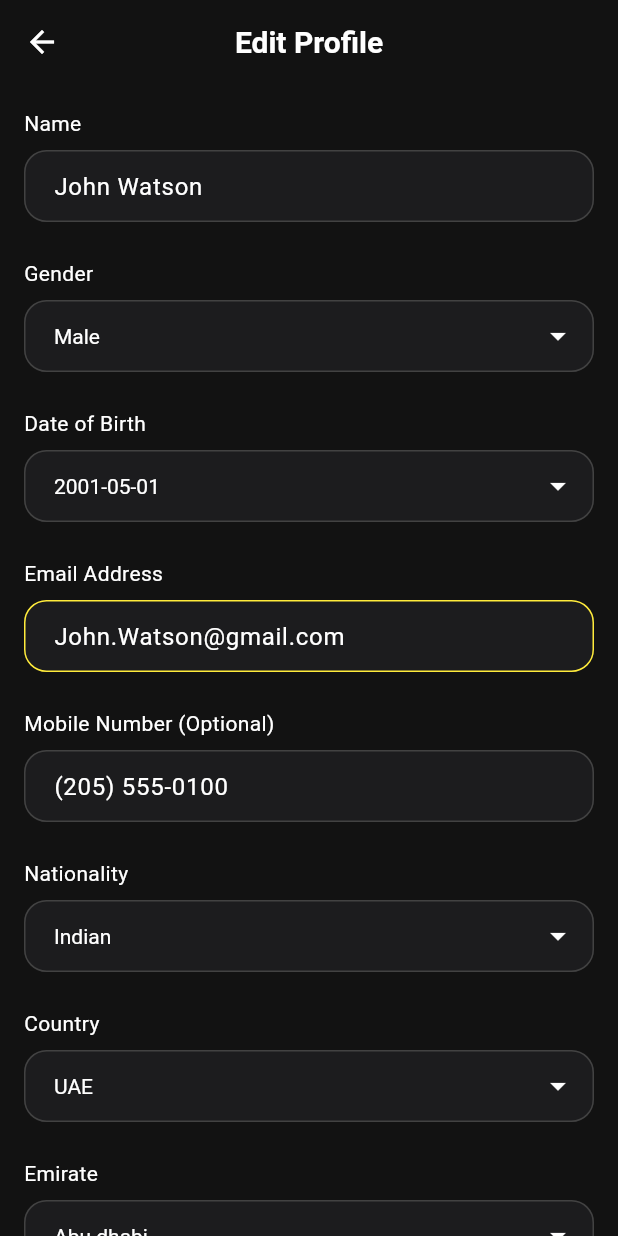
After one commit to kutubofficial/Hobeeme-Application, a Flutter app: the EditProfilePage screen opened directly, on a phone screen of 412 x 824 dp. The commit adds this screen. Run offline on Flutter 3.47's test engine with Material 3 defaults, Android fonts, the phone set to English and light mode, and no system bars; our stand-ins replace google_maps_flutter, shared_preferences, video_player; missing offline and left inert: google_maps_webservice; accounts and stored records are empty; Roboto replaces fonts that are missing (SF-Pro-Display).

Commit message:
added edit profile section

```diff
--- a/lib/auth/create_new_password.dart
+++ b/lib/auth/create_new_password.dart
@@ -1,5 +1,5 @@
 import 'package:flutter/material.dart';
-import 'package:task_two/auth/loginpage.dart';
+import 'package:Hobeeme/auth/loginpage.dart';
 import 'text_field.dart';
 
 class CreateNewPassword extends StatefulWidget {
--- a/lib/auth/forget_password.dart
+++ b/lib/auth/forget_password.dart
@@ -1,6 +1,6 @@
 import 'package:flutter/material.dart';
-import 'package:task_two/auth/loginpage.dart';
-import 'package:task_two/auth/verify_otp.dart';
+import 'package:Hobeeme/auth/loginpage.dart';
+import 'package:Hobeeme/auth/verify_otp.dart';
 import 'text_field.dart';
 
 class ForgetPassword extends StatefulWidget {
--- a/lib/auth/loginpage.dart
+++ b/lib/auth/loginpage.dart
@@ -1,6 +1,6 @@
 import 'package:flutter/material.dart';
-import 'package:task_two/auth/forget_password.dart';
-import 'package:task_two/auth/signup_page.dart';
+import 'package:Hobeeme/auth/forget_password.dart';
+import 'package:Hobeeme/auth/signup_page.dart';
 import 'text_field.dart';
 import 'social_button.dart';
 import '../pages/search_page.dart';
--- a/lib/auth/signup_page.dart
+++ b/lib/auth/signup_page.dart
@@ -1,5 +1,5 @@
 import 'package:flutter/material.dart';
-import 'package:task_two/auth/loginpage.dart';
+import 'package:Hobeeme/auth/loginpage.dart';
 import 'text_field.dart';
 import 'social_button.dart';
 import 'user_data_helper.dart';
--- a/lib/auth/verify_otp.dart
+++ b/lib/auth/verify_otp.dart
@@ -1,6 +1,6 @@
 import 'package:flutter/material.dart';
-import 'package:task_two/auth/create_new_password.dart';
-import 'package:task_two/auth/loginpage.dart';
+import 'package:Hobeeme/auth/create_new_password.dart';
+import 'package:Hobeeme/auth/loginpage.dart';
 import 'text_field.dart';
 
 class VerifyOtp extends StatefulWidget {
--- /dev/null
+++ b/lib/home/edit_profile_page.dart
@@ -0,0 +1,202 @@
+import 'package:flutter/material.dart';
+
+class EditProfilePage extends StatefulWidget {
+  const EditProfilePage({super.key});
+
+  @override
+  State<EditProfilePage> createState() => _EditProfilePageState();
+}
+
+class _EditProfilePageState extends State<EditProfilePage> {
+  String? _selectedGender = 'Male';
+  String? _selectedNationality = 'Indian';
+  String? _selectedCountry = 'UAE';
+  String? _selectedEmirate = 'Abu dhabi';
+
+  @override
+  Widget build(BuildContext context) {
+    return Scaffold(
+      backgroundColor: const Color(0xFF121212),
+      appBar: AppBar(
+        backgroundColor: Colors.transparent,
+        elevation: 0,
+        leading: IconButton(
+          icon: const Icon(Icons.arrow_back, color: Colors.white),
+          onPressed: () => Navigator.of(context).pop(),
+        ),
+        title: const Text('Edit Profile',
+            style: TextStyle(
+                color: Colors.white,
+                fontWeight: FontWeight.bold,
+                fontSize: 20)),
+        centerTitle: true,
+      ),
+      body: SingleChildScrollView(
+        padding: const EdgeInsets.all(16.0),
+        child: Column(
+          crossAxisAlignment: CrossAxisAlignment.stretch,
+          children: [
+            _buildTextField(label: 'Name', initialValue: 'John Watson'),
+            _buildDropdownField(
+              label: 'Gender',
+              value: _selectedGender,
+              items: ['Male', 'Female', 'Other'],
+              onChanged: (value) {
+                setState(() {
+                  _selectedGender = value;
+                });
+              },
+            ),
+            _buildDropdownField(
+              label: 'Date of Birth',
+              value: '2001-05-01',
+              items: ['2001-05-01'],
+              onChanged: (value) {},
+            ),
+            _buildTextField(
+              label: 'Email Address',
+              initialValue: 'John.Watson@gmail.com',
+              isHighlighted: true,
+            ),
+            _buildTextField(
+              label: 'Mobile Number (Optional)',
+              initialValue: '(205) 555-0100',
+              keyboardType: TextInputType.phone,
+            ),
+            _buildDropdownField(
+              label: 'Nationality',
+              value: _selectedNationality,
+              items: ['Indian', 'American', 'British'],
+              onChanged: (value) {
+                setState(() {
+                  _selectedNationality = value;
+                });
+              },
+            ),
+            _buildDropdownField(
+              label: 'Country',
+              value: _selectedCountry,
+              items: ['UAE', 'USA', 'UK'],
+              onChanged: (value) {
+                setState(() {
+                  _selectedCountry = value;
+                });
+              },
+            ),
+            _buildDropdownField(
+              label: 'Emirate',
+              value: _selectedEmirate,
+              items: ['Abu dhabi', 'Dubai', 'Sharjah'],
+              onChanged: (value) {
+                setState(() {
+                  _selectedEmirate = value;
+                });
+              },
+            ),
+            const SizedBox(height: 32),
+            ElevatedButton(
+              onPressed: () {
+                Navigator.of(context).pop();
+              },
+              style: ElevatedButton.styleFrom(
+                backgroundColor: const Color.fromARGB(255, 95, 26, 233),
+                padding: const EdgeInsets.symmetric(vertical: 16),
+                shape: RoundedRectangleBorder(
+                  borderRadius: BorderRadius.circular(15),
+                ),
+              ),
+              child: const Text('Save',
+                  style: TextStyle(fontSize: 18, color: Colors.white)),
+            ),
+          ],
+        ),
+      ),
+    );
+  }
+
+  Widget _buildTextField({
+    required String label,
+    required String initialValue,
+    bool isHighlighted = false,
+    TextInputType keyboardType = TextInputType.text,
+  }) {
+    return Padding(
+      padding: const EdgeInsets.only(bottom: 24.0),
+      child: Column(
+        crossAxisAlignment: CrossAxisAlignment.start,
+        children: [
+          Text(label,
+              style: const TextStyle(color: Colors.white, fontSize: 14)),
+          const SizedBox(height: 8),
+          TextFormField(
+            initialValue: initialValue,
+            style: const TextStyle(color: Colors.white),
+            keyboardType: keyboardType,
+            decoration: InputDecoration(
+              filled: true,
+              fillColor: const Color(0xFF1C1C1E),
+              contentPadding:
+                  const EdgeInsets.symmetric(horizontal: 16, vertical: 12),
+              enabledBorder: OutlineInputBorder(
+                borderRadius: BorderRadius.circular(15),
+                borderSide: BorderSide(
+                  color: isHighlighted ? Colors.yellow : Colors.grey.shade800,
+                ),
+              ),
+              focusedBorder: OutlineInputBorder(
+                borderRadius: BorderRadius.circular(15),
+                borderSide: const BorderSide(color: Colors.yellow),
+              ),
+            ),
+          ),
+        ],
+      ),
+    );
+  }
+
+  Widget _buildDropdownField({
+    required String label,
+    required String? value,
+    required List<String> items,
+    required ValueChanged<String?> onChanged,
+  }) {
+    return Padding(
+      padding: const EdgeInsets.only(bottom: 24.0),
+      child: Column(
+        crossAxisAlignment: CrossAxisAlignment.start,
+        children: [
+          Text(label,
+              style: const TextStyle(color: Colors.white, fontSize: 14)),
+          const SizedBox(height: 8),
+          DropdownButtonFormField<String>(
+            value: value,
+            items: items.map((String item) {
+              return DropdownMenuItem<String>(
+                value: item,
+                child: Text(item),
+              );
+            }).toList(),
+            onChanged: onChanged,
+            style: const TextStyle(color: Colors.white),
+            icon: const Icon(Icons.arrow_drop_down, color: Colors.white),
+            dropdownColor: const Color(0xFF2C2C2E),
+            decoration: InputDecoration(
+              filled: true,
+              fillColor: const Color(0xFF1C1C1E),
+              contentPadding:
+                  const EdgeInsets.symmetric(horizontal: 16, vertical: 12),
+              enabledBorder: OutlineInputBorder(
+                borderRadius: BorderRadius.circular(15),
+                borderSide: BorderSide(color: Colors.grey.shade800),
+              ),
+              focusedBorder: OutlineInputBorder(
+                borderRadius: BorderRadius.circular(15),
+                borderSide: const BorderSide(color: Colors.yellow),
+              ),
+            ),
+          ),
+        ],
+      ),
+    );
+  }
+}
--- a/lib/login_page.dart
+++ b/lib/login_page.dart
@@ -1,5 +1,5 @@
 import 'package:flutter/material.dart';
-import 'package:task_two/pages/search_page.dart';
+import 'package:Hobeeme/pages/search_page.dart';
 import '../utils/user_loader.dart';
 import '../models/user_model.dart';
 import 'auth/signup_page.dart';
--- a/lib/main.dart
+++ b/lib/main.dart
@@ -1,5 +1,5 @@
 import 'package:flutter/material.dart';
-import 'package:task_two/home/home_page.dart';
+import 'package:Hobeeme/home/home_page.dart';
 
 void main() {
   runApp(const MyApp());
--- a/lib/pages/search_page.dart
+++ b/lib/pages/search_page.dart
@@ -1,5 +1,5 @@
 import 'package:flutter/material.dart';
-import 'package:task_two/auth/loginpage.dart';
+import 'package:Hobeeme/auth/loginpage.dart';
 import 'confirm_address_screen.dart';
 
 class LocationData {
--- a/pubspec.yaml
+++ b/pubspec.yaml
@@ -1,4 +1,4 @@
-name: task_two
+name: Hobeeme
 description: A new Flutter project.
 
 publish_to: "none"
```
Also changed, not shown: lib/home/account_page.dart (+14 -3 lines), lib/home/home_page.dart (+4 -4 lines), lib/home/personal_info_page.dart (added, +146 -0 lines), assets/edit_profile_pic.png (added), 1 other file.
